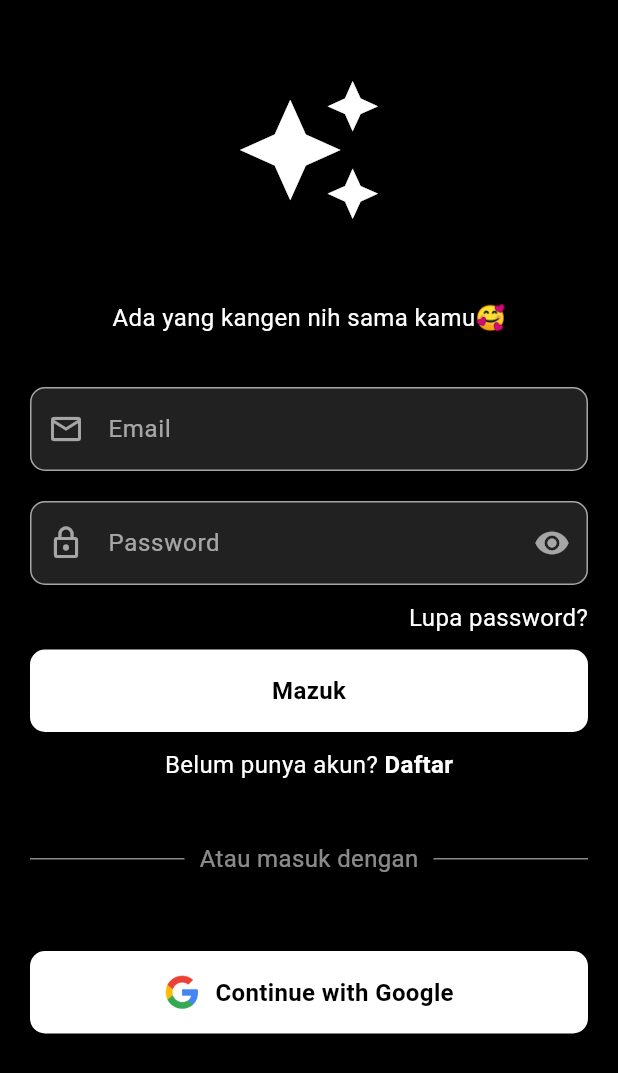
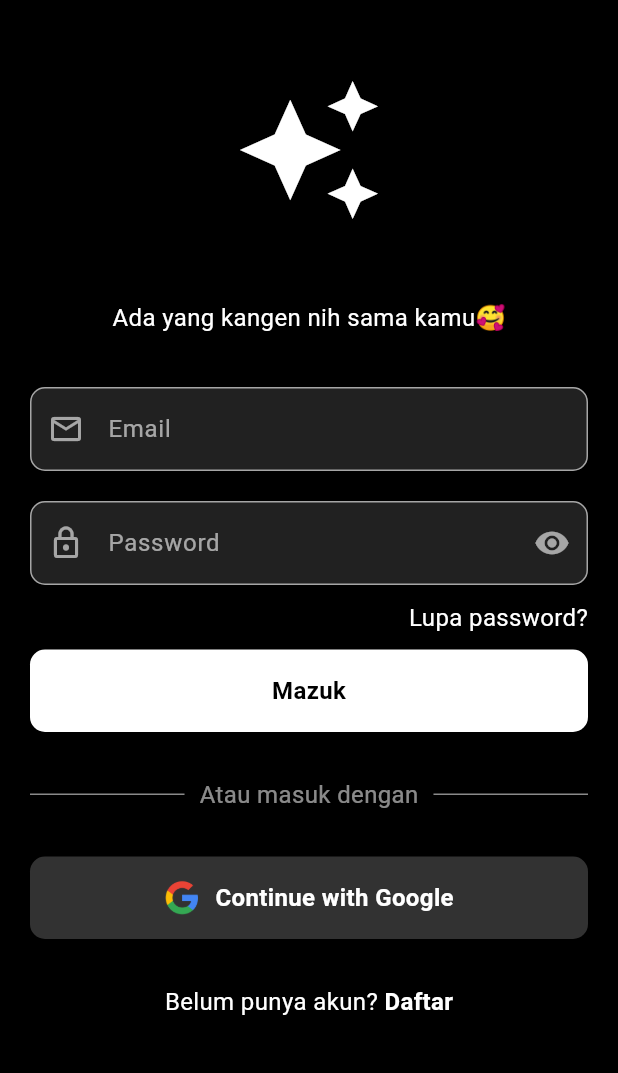
Before and after one commit to sendomoka/flutauth, a Flutter app: the screen it shows after launch, on a phone screen of 412 x 824 dp. Shown: the top 1073 px of the screen. Run offline on Flutter 3.47's test engine with Material 3 defaults, Android fonts, the phone set to English and light mode, and no system bars.

Commit message:
refactor: improve code style of login screen

```diff
--- a/lib/components/button.dart
+++ b/lib/components/button.dart
@@ -19,9 +19,9 @@ class AButton extends StatelessWidget {
         child: Container(
           width: double.infinity,
           height: 55,
-          decoration: const BoxDecoration(
-            color: Colors.white,
-            borderRadius: BorderRadius.all(Radius.circular(10))
+          decoration: BoxDecoration(
+            color: text == 'Continue with Google' ? const Color.fromARGB(50, 255, 255, 255) : Colors.white,
+            borderRadius: const BorderRadius.all(Radius.circular(10))
           ),
           child: Center(
             child: Row(
@@ -38,8 +38,8 @@ class AButton extends StatelessWidget {
                   ),
                 Text(
                   text,
-                  style: const TextStyle(
-                    color: Colors.black,
+                  style: TextStyle(
+                    color: text == 'Continue with Google' ? Colors.white : Colors.black,
                     fontSize: 16,
                     fontWeight: FontWeight.bold,
                   ),
--- a/lib/screens/login_screen.dart
+++ b/lib/screens/login_screen.dart
@@ -63,30 +63,6 @@ class LoginScreen extends StatelessWidget {
                   text: 'Mazuk',
                   onTap: null
                 ),
-                Row(
-                  mainAxisAlignment: MainAxisAlignment.center,
-                  children: [
-                    const Text(
-                      'Belum punya akun? ',
-                      style: TextStyle(
-                        color: Colors.white,
-                        fontSize: 16
-                      ),
-                    ),
-                    GestureDetector(
-                      onTap: () {},
-                      child: const Text(
-                        'Daftar',
-                        style: TextStyle(
-                          color: Colors.white,
-                          fontSize: 16,
-                          fontWeight: FontWeight.bold
-                        ),
-                      ),
-                    ),
-                  ],
-                ),
-                const SizedBox(height: 20),
                 const Padding(
                   padding: EdgeInsets.all(20),
                   child: Row(
@@ -115,10 +91,33 @@ class LoginScreen extends StatelessWidget {
                     ],
                   ),
                 ),
-                const SizedBox(height: 20),
                 const AButton(
                   text: 'Continue with Google',
                   onTap: null
+                ),
+                const SizedBox(height: 20),
+                Row(
+                  mainAxisAlignment: MainAxisAlignment.center,
+                  children: [
+                    const Text(
+                      'Belum punya akun? ',
+                      style: TextStyle(
+                        color: Colors.white,
+                        fontSize: 16
+                      ),
+                    ),
+                    GestureDetector(
+                      onTap: () {},
+                      child: const Text(
+                        'Daftar',
+                        style: TextStyle(
+                          color: Colors.white,
+                          fontSize: 16,
+                          fontWeight: FontWeight.bold
+                        ),
+                      ),
+                    ),
+                  ],
                 ),
               ],
             ),
```
